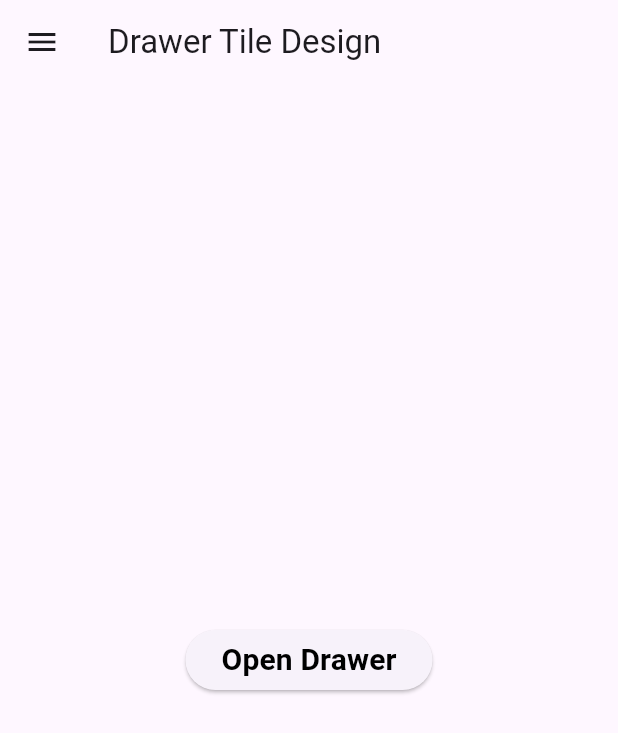
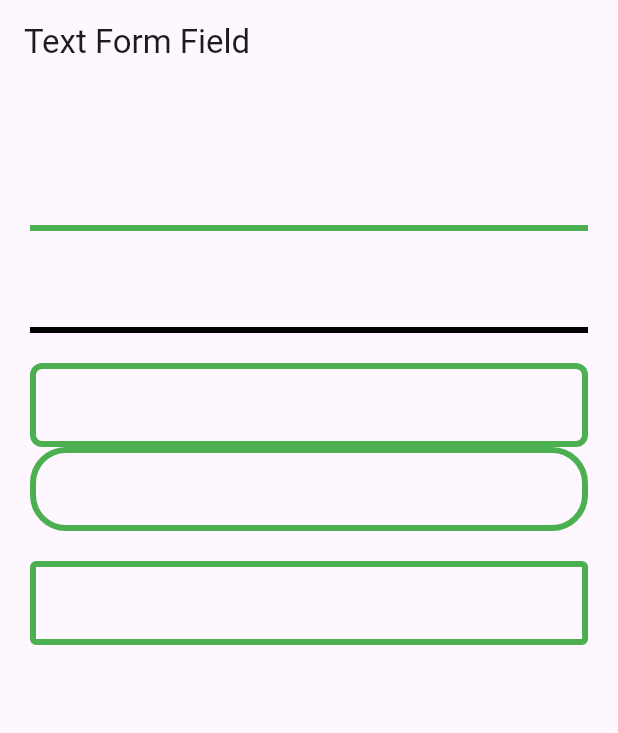
Before and after one commit to najmunoishi/flutter-practice, a Flutter app: the screen it shows after launch, on a phone screen of 412 x 824 dp. Shown: the top 733 px of the screen. Run offline on Flutter 3.47's test engine with Material 3 defaults, Android fonts, the phone set to English and light mode, and no system bars.

Commit message:
textformfeild design

```diff
--- a/lib/main.dart
+++ b/lib/main.dart
@@ -1,5 +1,6 @@
 import 'package:flutter/material.dart';
 import 'package:practice/screens/custom_drawer/drawer_screen.dart';
+import 'package:practice/screens/custom_text_form_field/text_form_field_screen.dart';
 
 void main() {
   runApp(const MyApp());
@@ -12,7 +13,7 @@ class MyApp extends StatelessWidget {
   Widget build(BuildContext context) {
     return MaterialApp(
       debugShowCheckedModeBanner: false,
-      home: DrawerScreen(),
+      home: TextFormFieldScreen(),
     );
   }
 }
--- /dev/null
+++ b/lib/screens/custom_text_form_field/text_form_field_screen.dart
@@ -0,0 +1,107 @@
+import 'package:flutter/material.dart';
+
+class TextFormFieldScreen extends StatelessWidget {
+  const TextFormFieldScreen({Key? key}) : super(key: key);
+
+  @override
+  Widget build(BuildContext context) {
+    return Scaffold(
+      appBar: AppBar(
+        title: Text("Text Form Field"),
+      ),
+      body: Padding(
+        padding: EdgeInsets.fromLTRB(
+          20,
+          50,
+          20,
+          20,
+        ),
+        child: Column(
+          children: [
+            TextFormField(
+              decoration: InputDecoration(
+                  enabledBorder: UnderlineInputBorder(
+                borderSide: BorderSide(
+                  color: Colors.green,
+                  width: 4,
+                ),
+              )),
+            ),
+            SizedBox(
+              height: 20,
+            ),
+            TextFormField(
+              decoration: InputDecoration(
+                enabledBorder: UnderlineInputBorder(
+                  borderSide: BorderSide(
+                    width: 4,
+                  ),
+                ),
+              ),
+            ),
+            SizedBox(
+              height: 20,
+            ),
+            TextFormField(
+              decoration: InputDecoration(
+                focusedBorder: OutlineInputBorder(
+                  borderRadius: BorderRadius.circular(8),
+                  borderSide: BorderSide(
+                    color: Colors.green,
+                    width: 4,
+                  ),
+                ),
+                enabledBorder: OutlineInputBorder(
+                  borderRadius: BorderRadius.circular(8),
+                  borderSide: BorderSide(
+                    color: Colors.green,
+                    width: 4,
+                  ),
+                ),
+                //border: InputBorder.none,
+              ),
+            ),
+            TextFormField(
+              decoration: InputDecoration(
+                focusedBorder: OutlineInputBorder(
+                  borderRadius: BorderRadius.circular(24),
+                  borderSide: BorderSide(
+                    color: Colors.green,
+                    width: 4,
+                  ),
+                ),
+                enabledBorder: OutlineInputBorder(
+                  borderRadius: BorderRadius.circular(24),
+                  borderSide: BorderSide(
+                    color: Colors.green,
+                    width: 4,
+                  ),
+                ),
+                //border: InputBorder.none,
+              ),
+            ),
+            SizedBox(
+              height: 20,
+            ),
+            TextFormField(
+              decoration: InputDecoration(
+                focusedBorder: OutlineInputBorder(
+                  borderSide: BorderSide(
+                    color: Colors.green,
+                    width: 4,
+                  ),
+                ),
+                enabledBorder: OutlineInputBorder(
+                  borderSide: BorderSide(
+                    color: Colors.green,
+                    width: 4,
+                  ),
+                ),
+              ),
+            ),
+          ],
+        ),
+      ),
+    );
+  }
+}
```
Also changed, not shown: lib/screens/custom_text_form_field/components/custom_text_field.dart (added).
